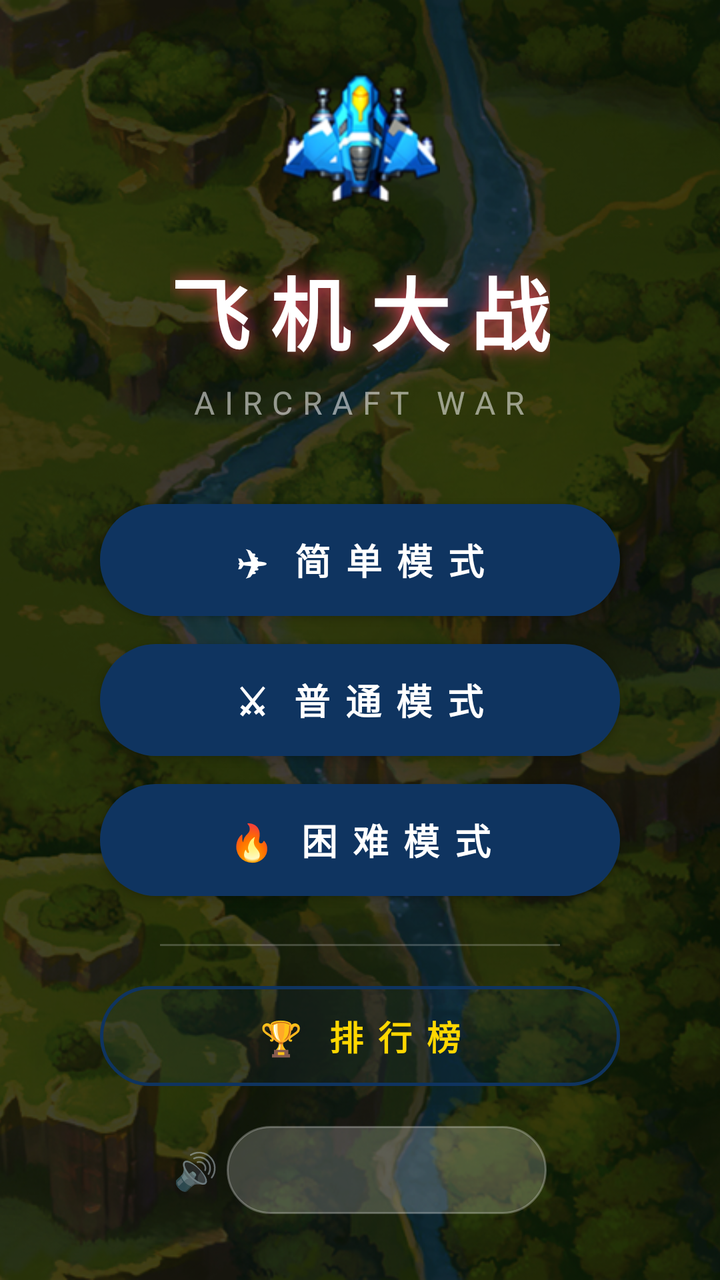
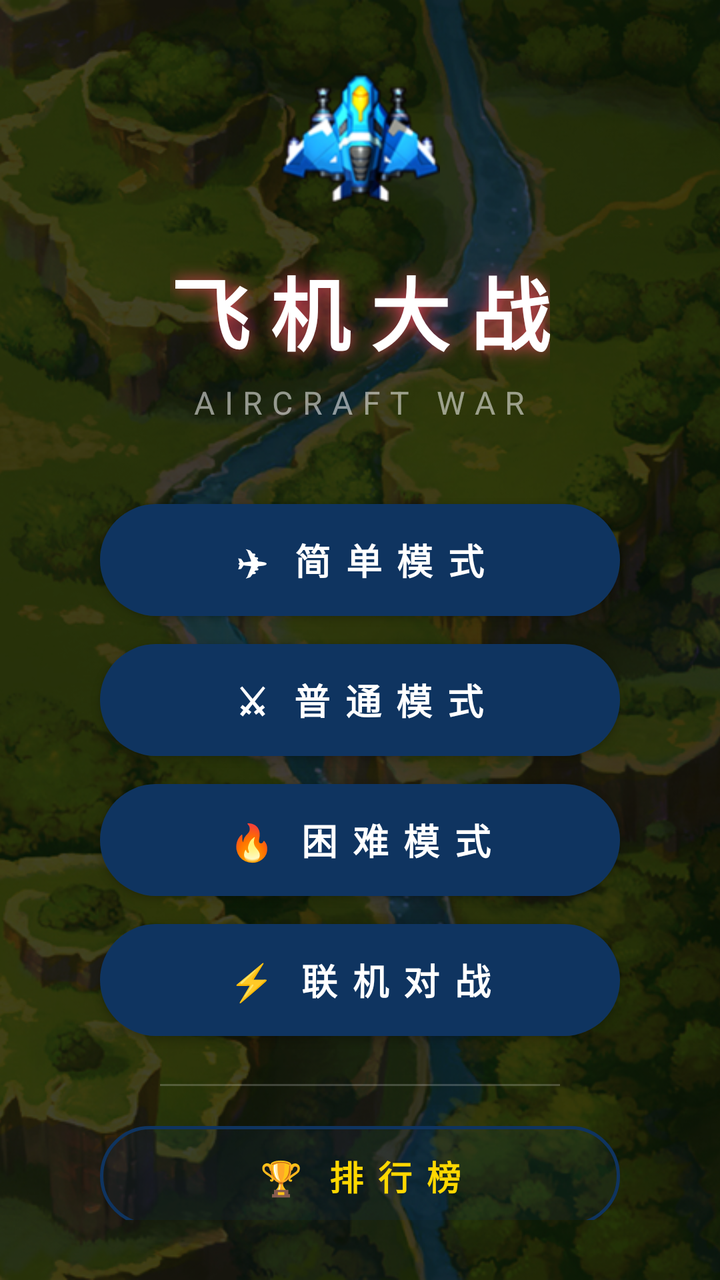

Before-and-after screenshots of an Android layout around one commit, followed by the original layout XML and the change that was made.
<!-- AndroidManifest.xml: application theme Theme.AircraftWar -->
<!-- res/layout/activity_menu.xml -->
<?xml version="1.0" encoding="utf-8"?>
<FrameLayout xmlns:android="http://schemas.android.com/apk/res/android"
    android:layout_width="match_parent"
    android:layout_height="match_parent">

    
    <ImageView
        android:id="@+id/iv_menu_bg"
        android:layout_width="match_parent"
        android:layout_height="match_parent"
        android:scaleType="centerCrop"
        android:src="@drawable/bg" />

    
    <View
        android:layout_width="match_parent"
        android:layout_height="match_parent"
        android:background="#99000000" />

    
    <LinearLayout
        android:layout_width="match_parent"
        android:layout_height="match_parent"
        android:gravity="center_horizontal"
        android:orientation="vertical"
        android:padding="30dp">

        
        <View
            android:layout_width="0dp"
            android:layout_height="0dp"
            android:layout_weight="1.5" />

        
        <ImageView
            android:layout_width="80dp"
            android:layout_height="80dp"
            android:layout_marginBottom="16dp"
            android:src="@drawable/hero" />

        
        <TextView
            android:layout_width="wrap_content"
            android:layout_height="wrap_content"
            android:text="飞 机 大 战"
            android:textColor="#FFFFFF"
            android:textSize="40sp"
            android:textStyle="bold"
            android:shadowColor="#e94560"
            android:shadowDx="0"
            android:shadowDy="0"
            android:shadowRadius="20" />

        
        <TextView
            android:layout_width="wrap_content"
            android:layout_height="wrap_content"
            android:layout_marginTop="6dp"
            android:layout_marginBottom="40dp"
            android:text="AIRCRAFT WAR"
            android:textColor="#88FFFFFF"
            android:textSize="16sp"
            android:letterSpacing="0.3" />

        
        <Button
            android:id="@+id/btn_easy"
            android:layout_width="260dp"
            android:layout_height="56dp"
            android:layout_marginBottom="14dp"
            android:background="@drawable/btn_easy_bg"
            android:text="✈  简 单 模 式"
            android:textColor="#FFFFFF"
            android:textSize="18sp"
            android:textStyle="bold"
            android:elevation="4dp" />

        
        <Button
            android:id="@+id/btn_normal"
            android:layout_width="260dp"
            android:layout_height="56dp"
            android:layout_marginBottom="14dp"
            android:background="@drawable/btn_normal_bg"
            android:text="⚔  普 通 模 式"
            android:textColor="#FFFFFF"
            android:textSize="18sp"
            android:textStyle="bold"
            android:elevation="4dp" />

        
        <Button
            android:id="@+id/btn_hard"
            android:layout_width="260dp"
            android:layout_height="56dp"
            android:layout_marginBottom="24dp"
            android:background="@drawable/btn_hard_bg"
            android:text="🔥  困 难 模 式"
            android:textColor="#FFFFFF"
            android:textSize="18sp"
            android:textStyle="bold"
            android:elevation="4dp" />

        
        <View
            android:layout_width="200dp"
            android:layout_height="1dp"
            android:layout_marginBottom="20dp"
            android:background="#33FFFFFF" />

        
        <Button
            android:id="@+id/btn_ranking"
            android:layout_width="260dp"
            android:layout_height="50dp"
            android:layout_marginBottom="20dp"
            android:background="@drawable/btn_ranking_bg"
            android:text="🏆  排 行 榜"
            android:textColor="#FFD700"
            android:textSize="17sp"
            android:textStyle="bold"
            android:elevation="4dp" />

        
        <LinearLayout
            android:layout_width="wrap_content"
            android:layout_height="wrap_content"
            android:gravity="center_vertical"
            android:orientation="horizontal">

            <TextView
                android:layout_width="wrap_content"
                android:layout_height="wrap_content"
                android:text="🔊 "
                android:textSize="18sp" />

            <Spinner
                android:id="@+id/spinner_sound"
                android:layout_width="160dp"
                android:layout_height="44dp"
                android:background="@drawable/spinner_bg"
                android:popupBackground="#1a1a2e"
                android:paddingStart="12dp"
                android:paddingEnd="12dp" />
        </LinearLayout>

        
        <View
            android:layout_width="0dp"
            android:layout_height="0dp"
            android:layout_weight="1" />

        
        <TextView
            android:layout_width="wrap_content"
            android:layout_height="wrap_content"
            android:text="v1.0  ©  HIT 2026"
            android:textColor="#55FFFFFF"
            android:textSize="12sp" />

    </LinearLayout>

</FrameLayout>
<!-- resources referenced by this layout -->
<resources>
  <!-- drawable bg: jpg bitmap (drawable, 397093 bytes) -->
  <!-- drawable btn_easy_bg (drawable) -->
  <?xml version="1.0" encoding="utf-8"?>
  <shape xmlns:android="http://schemas.android.com/apk/res/android"
      android:shape="rectangle">
      <gradient
          android:startColor="#2196F3"
          android:endColor="#1565C0"
          android:angle="0" />
      <corners android:radius="28dp" />
  </shape>
  <!-- drawable btn_hard_bg (drawable) -->
  <?xml version="1.0" encoding="utf-8"?>
  <shape xmlns:android="http://schemas.android.com/apk/res/android"
      android:shape="rectangle">
      <gradient
          android:startColor="#e94560"
          android:endColor="#B71C1C"
          android:angle="0" />
      <corners android:radius="28dp" />
  </shape>
  <!-- drawable btn_normal_bg (drawable) -->
  <?xml version="1.0" encoding="utf-8"?>
  <shape xmlns:android="http://schemas.android.com/apk/res/android"
      android:shape="rectangle">
      <gradient
          android:startColor="#FF9800"
          android:endColor="#E65100"
          android:angle="0" />
      <corners android:radius="28dp" />
  </shape>
  <!-- drawable btn_ranking_bg (drawable) -->
  <?xml version="1.0" encoding="utf-8"?>
  <shape xmlns:android="http://schemas.android.com/apk/res/android"
      android:shape="rectangle">
      <stroke
          android:width="1.5dp"
          android:color="#FFD700" />
      <solid android:color="#22FFD700" />
      <corners android:radius="25dp" />
  </shape>
  <!-- drawable hero: png bitmap (drawable, 15138 bytes) -->
  <!-- drawable spinner_bg (drawable) -->
  <?xml version="1.0" encoding="utf-8"?>
  <shape xmlns:android="http://schemas.android.com/apk/res/android"
      android:shape="rectangle">
      <solid android:color="#33FFFFFF" />
      <corners android:radius="22dp" />
      <stroke
          android:width="1dp"
          android:color="#44FFFFFF" />
  </shape>
  <style name="Theme.AircraftWar" parent="Theme.MaterialComponents.DayNight.DarkActionBar">
          <item name="colorPrimary">#0f3460</item>
          <item name="colorPrimaryVariant">#16213e</item>
          <item name="colorOnPrimary">#FFFFFF</item>
          <item name="colorSecondary">#e94560</item>
          <item name="colorSecondaryVariant">#e94560</item>
          <item name="colorOnSecondary">#FFFFFF</item>
          <item name="android:statusBarColor">#1a1a2e</item>
      </style>
</resources>

<!-- the commit's change to res/layout/activity_menu.xml (unified diff, before → after) -->
@@ -93,9 +93,22 @@
             android:id="@+id/btn_hard"
             android:layout_width="260dp"
             android:layout_height="56dp"
-            android:layout_marginBottom="24dp"
+            android:layout_marginBottom="14dp"
             android:background="@drawable/btn_hard_bg"
             android:text="🔥  困 难 模 式"
+            android:textColor="#FFFFFF"
+            android:textSize="18sp"
+            android:textStyle="bold"
+            android:elevation="4dp" />
+
+        
+        <Button
+            android:id="@+id/btn_battle"
+            android:layout_width="260dp"
+            android:layout_height="56dp"
+            android:layout_marginBottom="24dp"
+            android:background="@drawable/btn_normal_bg"
+            android:text="⚡  联 机 对 战"
             android:textColor="#FFFFFF"
             android:textSize="18sp"
             android:textStyle="bold"
